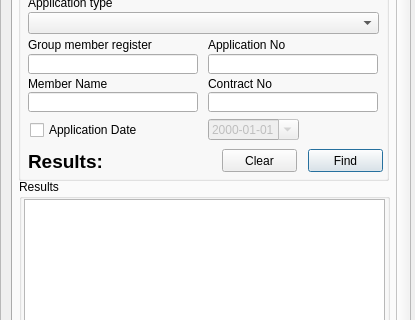
Above: view/PastureWidget.ui from teamlm2/lm2 before the change; both pictures show x 0 to 415 and y 213 to 533 of the 415 by 711 pixel window. Below: the same form after it.
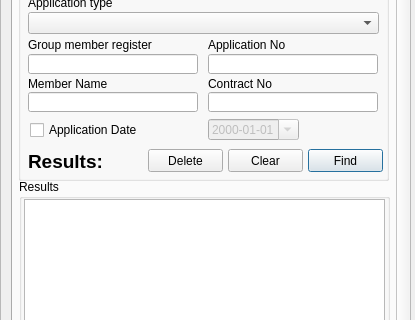
That is the form after the change. The open tabs and pages were chosen to show the change.

Commit message: role_manager and pasture change

```diff
--- a/view/PastureWidget.ui
+++ b/view/PastureWidget.ui
@@ -254,7 +254,7 @@
         <widget class="QPushButton" name="pasture_clear_button">
          <property name="geometry">
           <rect>
-           <x>204</x>
+           <x>210</x>
            <y>245</y>
            <width>75</width>
            <height>23</height>
@@ -386,6 +386,19 @@
           <string>Application type</string>
          </property>
         </widget>
+        <widget class="QPushButton" name="delete_button">
+         <property name="geometry">
+          <rect>
+           <x>130</x>
+           <y>245</y>
+           <width>75</width>
+           <height>23</height>
+          </rect>
+         </property>
+         <property name="text">
+          <string>Delete</string>
+         </property>
+        </widget>
        </widget>
        <widget class="QGroupBox" name="groupBox_19">
         <property name="geometry">
```
Left out of the diff: 2 changed lines with no effect on the pictures. The commit also changes 11 other files.
